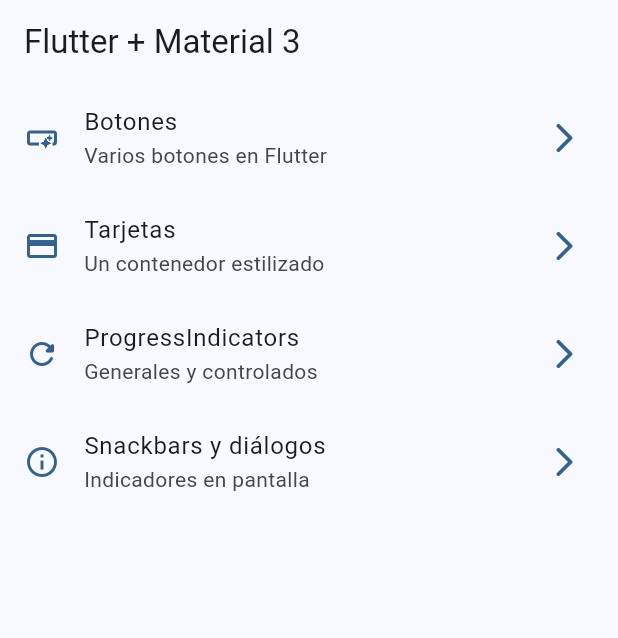
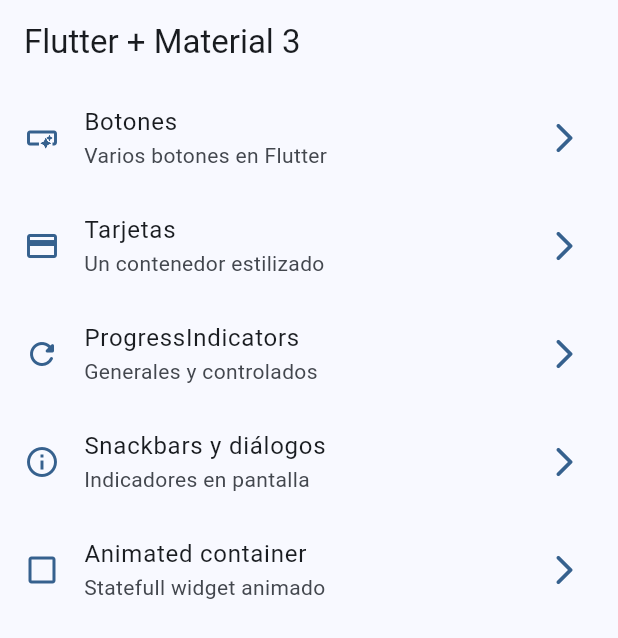
Before and after one commit to camiloaacevedo/flutter-widgets-app, a Flutter app: the screen it shows after launch, on a phone screen of 412 x 824 dp. Shown: the top 638 px of the screen. Run offline on Flutter 3.47's test engine with Material 3 defaults, Android fonts, the phone set to English and light mode, and no system bars; our stand-ins replace go_router.

Commit message:
animated container terminado

```diff
--- a/lib/config/menu/menu_items.dart
+++ b/lib/config/menu/menu_items.dart
@@ -46,5 +46,12 @@ const appMenuItems = <MenuItem>[
     icon: Icons.info_outline
   ),
 
+  MenuItem(
+    title: 'Animated container',
+    subTitle: 'Statefull widget animado',
+    link: '/animated',
+    icon: Icons.check_box_outline_blank_outlined
+  ),
+
 
 ];
--- a/lib/config/router/app_router.dart
+++ b/lib/config/router/app_router.dart
@@ -35,5 +35,11 @@ final appRouter = GoRouter(
       name: SnackbarScreen.name,
       builder: (context, state) => const SnackbarScreen(),
     ),
+
+    GoRoute(
+      path: '/animated',
+      name: AnimatedScreen.name,
+      builder: (context, state) => const AnimatedScreen(),
+    ),
   ],
 );
--- a/lib/presentation/screens/screens.dart
+++ b/lib/presentation/screens/screens.dart
@@ -1,6 +1,6 @@
 
 
-export 'package:widgets_app/presentation/screens/animated/animate_screen.dart';
+export 'package:widgets_app/presentation/screens/animated/animated_screen.dart';
 export 'package:widgets_app/presentation/screens/app_tutorial/app_tutorial_screen.dart';
 export 'package:widgets_app/presentation/screens/buttons/buttons_screen.dart';
 export 'package:widgets_app/presentation/screens/cards/cards_screen.dart';
```
Also changed, not shown: lib/presentation/screens/animated/animate_screen.dart (deleted, +0 -13 lines), lib/presentation/screens/animated/animated_screen.dart (added, +67 -0 lines).
